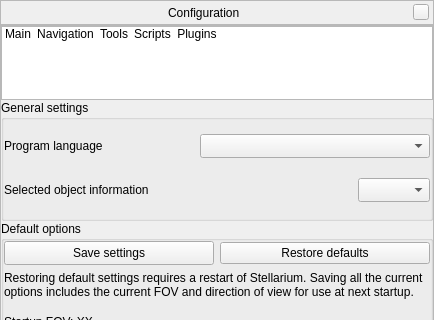
First picture: the form in src/gui/configurationDialog.ui, repository 519984307/stellarium_src, before the edit; both pictures show x 0 to 434 and y 0 to 320 of the 434 by 473 pixel window.
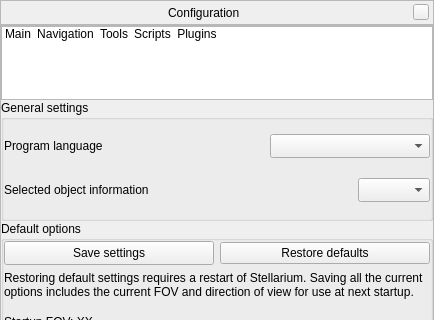
Second picture: the form after the edit. The open tabs and pages were chosen to show the change. Icons and pictures are not drawn. Custom widgets are drawn as their Qt base class.

Commit message: a delay on first show of the window is more acceptable than a delay on first click of the control

```diff
--- a/src/gui/configurationDialog.ui
+++ b/src/gui/configurationDialog.ui
@@ -216,10 +216,7 @@
                   </size>
                  </property>
                  <property name="sizeAdjustPolicy">
-                  <enum>QComboBox::AdjustToMinimumContentsLength</enum>
-                 </property>
-                 <property name="minimumContentsLength">
-                  <number>25</number>
+                  <enum>QComboBox::AdjustToContentsOnFirstShow</enum>
                  </property>
                 </widget>
                </item>
```
